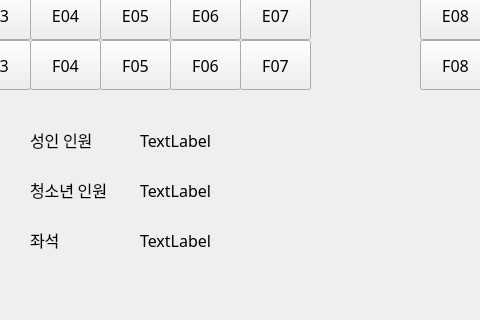
Before: the Qt Designer form ui/bookpage3.ui in 2sseong/mini_project_2025-03, drawn with Qt 5; both pictures show x 360 to 840 and y 380 to 700 of the 1000 by 700 pixel window.
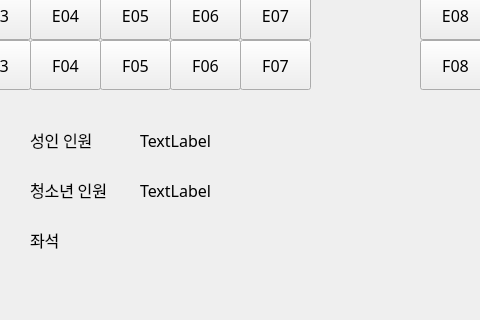
After: the same form once the commit is applied.

Commit message: index label 수정

```diff
--- a/ui/bookpage3.ui
+++ b/ui/bookpage3.ui
@@ -1336,7 +1336,7 @@
     </font>
    </property>
    <property name="text">
-    <string>TextLabel</string>
+    <string/>
    </property>
   </widget>
  </widget>
```
Left out of the diff: 10 changed lines with no effect on the pictures. The commit also changes 2 other files.
